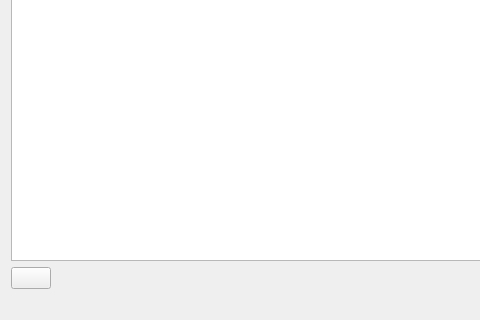
This is drkonqi/ui/getbacktracewidget.ui in KDE/kde-runtime as Qt 5 draws it before an edit; both pictures show x 0 to 480 and y 218 to 538 of the 609 by 538 pixel window. The edited form follows.
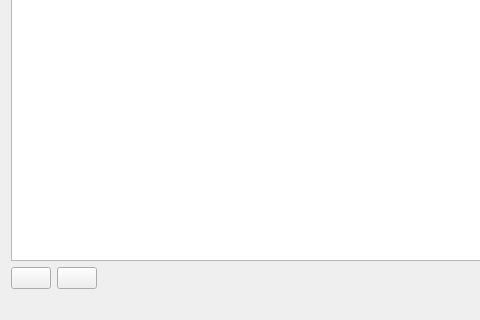
This is the edited form. Custom widgets are drawn as their Qt base class.

Commit message:
- Implement distro-dependant script interface for installing debug symbols packages   (we need to fix UI a bit)
- Included a simple bugzillatest application

The edit to the form file:
```diff
--- a/drkonqi/ui/getbacktracewidget.ui
+++ b/drkonqi/ui/getbacktracewidget.ui
@@ -35,6 +35,9 @@
          </property>
         </widget>
        </item>
+       <item>
+        <widget class="KPushButton" name="m_installDebugButton"/>
+       </item>
        <item>
         <spacer name="horizontalSpacer_2">
          <property name="orientation">
```
The commit also changes 7 other files.
